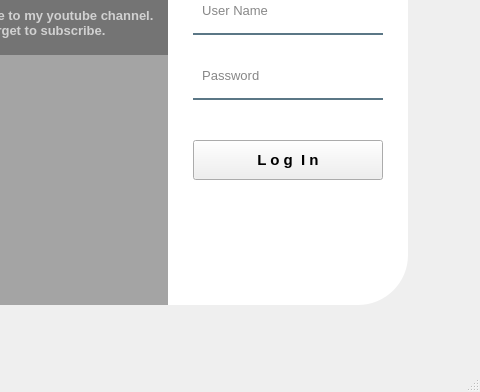
hohuy852/rename, file Windows/Login/Login.ui: the form before one commit; both pictures show x 132 to 612 and y 225 to 617 of the 612 by 617 pixel window.
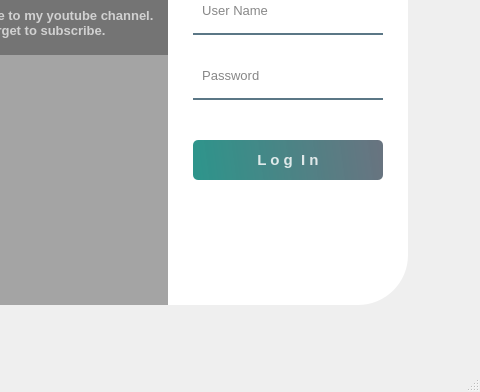
The form after the commit. Icons and pictures are not drawn.

```diff
--- a/Windows/Login/Login.ui
+++ b/Windows/Login/Login.ui
@@ -24,8 +24,8 @@
      </rect>
     </property>
     <property name="styleSheet">
-     <string notr="true">QPushButton#pushButton{
-	background-color: qlineargradient(spread:pad, x1:0, y1:0.505682, x2:1, y2:0.477, stop:0 rgba(11, 131, 120, 219), stop:1 rgba(85, 98, 112, 226));
+     <string notr="true">QPushButton#loginBtn{
+ 	background-color: qlineargradient(spread:pad, x1:0, y1:0.505682, x2:1, y2:0.477, stop:0 rgba(11, 131, 120, 219), stop:1 rgba(85, 98, 112, 226));
 	color:rgba(255, 255, 255, 210);
 	border-radius:5px;
 }
@@ -203,6 +203,9 @@
        <bold>true</bold>
       </font>
      </property>
+     <property name="styleSheet">
+      <string notr="true"/>
+     </property>
      <property name="text">
       <string>L o g  I n</string>
      </property>
```
Left out of the diff: 4 changed lines with no effect on the pictures.
